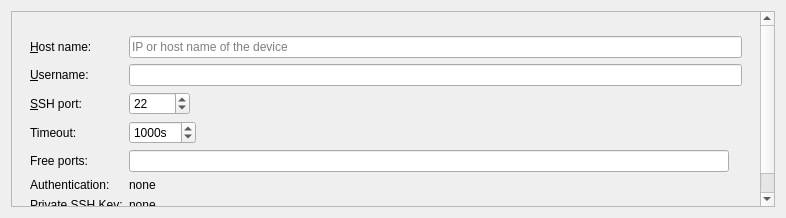
Before: the Qt Designer form src/plugins/mer/merhardwaredevicewidget.ui in sailfishos/sailfish-qtcreator, drawn with Qt 5.
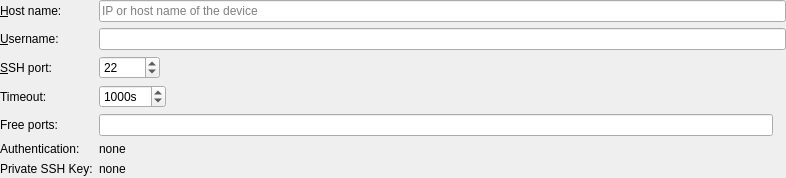
After: the same form once the commit is applied.

Commit message:
Mer: Cleanup UI forms
Eliminate redundant/annoying scroll areas, allow to line-wrap possibly
long file paths, remove extra spacing, remove redundant widgets, cleanup
layouting to allow proper geometry calculations, make wizards less
shaky, ...

```diff
--- a/src/plugins/mer/merhardwaredevicewidget.ui
+++ b/src/plugins/mer/merhardwaredevicewidget.ui
@@ -7,44 +7,26 @@
     <x>0</x>
     <y>0</y>
     <width>786</width>
-    <height>218</height>
+    <height>178</height>
    </rect>
   </property>
   <property name="windowTitle">
    <string>Form</string>
   </property>
-  <layout class="QVBoxLayout" name="verticalLayout">
-   <item>
-    <widget class="QScrollArea" name="scrollArea">
-     <property name="widgetResizable">
-      <bool>true</bool>
-     </property>
-     <widget class="QWidget" name="scrollAreaWidgetContents">
-      <property name="geometry">
-       <rect>
-        <x>0</x>
-        <y>-3</y>
-        <width>757</width>
-        <height>207</height>
-       </rect>
-      </property>
-      <layout class="QGridLayout" name="gridLayout_2">
-       <item row="0" column="0">
-        <widget class="QWidget" name="widget" native="true">
          <layout class="QFormLayout" name="formLayout">
-          <property name="fieldGrowthPolicy">
-           <enum>QFormLayout::ExpandingFieldsGrow</enum>
-          </property>
-          <item row="0" column="1">
-           <widget class="QWidget" name="authTypeButtonsWidget" native="true">
-            <layout class="QHBoxLayout" name="horizontalLayout_3">
-             <property name="margin">
+   <property name="leftMargin">
+    <number>0</number>
+   </property>
+   <property name="topMargin">
               <number>0</number>
              </property>
-            </layout>
-           </widget>
-          </item>
-          <item row="1" column="0">
+   <property name="rightMargin">
+    <number>0</number>
+   </property>
+   <property name="bottomMargin">
+    <number>0</number>
+   </property>
+   <item row="0" column="0">
            <widget class="QLabel" name="hostNameLabel">
             <property name="text">
              <string>&amp;Host name:</string>
@@ -54,18 +36,14 @@
             </property>
            </widget>
           </item>
-          <item row="1" column="1">
-           <layout class="QHBoxLayout" name="horizontalLayout_4">
-            <item>
+   <item row="0" column="1">
              <widget class="QLineEdit" name="hostLineEdit">
               <property name="placeholderText">
                <string>IP or host name of the device</string>
               </property>
              </widget>
             </item>
-           </layout>
-          </item>
-          <item row="2" column="0">
+   <item row="1" column="0">
            <widget class="QLabel" name="userNameLabel">
             <property name="text">
              <string>&amp;Username:</string>
@@ -75,14 +53,10 @@
             </property>
            </widget>
           </item>
-          <item row="2" column="1">
-           <layout class="QHBoxLayout" name="horizontalLayout_7">
-            <item>
+   <item row="1" column="1">
              <widget class="QLineEdit" name="userLineEdit"/>
             </item>
-           </layout>
-          </item>
-          <item row="3" column="0">
+   <item row="2" column="0">
            <widget class="QLabel" name="sshPortLabel">
             <property name="text">
              <string>&amp;SSH port:</string>
@@ -92,10 +66,14 @@
             </property>
            </widget>
           </item>
-          <item row="3" column="1">
-           <layout class="QHBoxLayout" name="horizontalLayout_6">
-            <item>
+   <item row="2" column="1">
              <widget class="QSpinBox" name="sshPortSpinBox">
+     <property name="sizePolicy">
+      <sizepolicy hsizetype="Maximum" vsizetype="Fixed">
+       <horstretch>0</horstretch>
+       <verstretch>0</verstretch>
+      </sizepolicy>
+     </property>
               <property name="minimum">
                <number>0</number>
               </property>
@@ -107,22 +85,7 @@
               </property>
              </widget>
             </item>
-            <item>
-             <spacer name="horizontalSpacer_2">
-              <property name="orientation">
-               <enum>Qt::Horizontal</enum>
-              </property>
-              <property name="sizeHint" stdset="0">
-               <size>
-                <width>40</width>
-                <height>20</height>
-               </size>
-              </property>
-             </spacer>
-            </item>
-           </layout>
-          </item>
-          <item row="4" column="0">
+   <item row="3" column="0">
            <widget class="QLabel" name="connectionTimeoutLabel">
             <property name="text">
              <string>Timeout:</string>
@@ -132,10 +95,14 @@
             </property>
            </widget>
           </item>
-          <item row="4" column="1">
-           <layout class="QHBoxLayout" name="horizontalLayout_5">
-            <item>
+   <item row="3" column="1">
              <widget class="QSpinBox" name="timeoutSpinBox">
+     <property name="sizePolicy">
+      <sizepolicy hsizetype="Maximum" vsizetype="Fixed">
+       <horstretch>0</horstretch>
+       <verstretch>0</verstretch>
+      </sizepolicy>
+     </property>
               <property name="suffix">
                <string>s</string>
               </property>
@@ -150,22 +117,7 @@
               </property>
              </widget>
             </item>
-            <item>
-             <spacer name="horizontalSpacer">
-              <property name="orientation">
-               <enum>Qt::Horizontal</enum>
-              </property>
-              <property name="sizeHint" stdset="0">
-               <size>
-                <width>40</width>
-                <height>20</height>
-               </size>
-              </property>
-             </spacer>
-            </item>
-           </layout>
-          </item>
-          <item row="5" column="0">
+   <item row="4" column="0">
            <widget class="QLabel" name="freePortsLabel">
             <property name="text">
              <string>Free ports:</string>
@@ -175,7 +127,7 @@
             </property>
            </widget>
           </item>
-          <item row="5" column="1">
+   <item row="4" column="1">
            <layout class="QHBoxLayout" name="horizontalLayout_2">
             <item>
              <widget class="QLineEdit" name="portsLineEdit">
@@ -193,47 +145,47 @@
             </item>
            </layout>
           </item>
-          <item row="6" column="0">
+   <item row="5" column="0">
            <widget class="QLabel" name="authTypeLabel">
             <property name="text">
              <string>Authentication:</string>
             </property>
            </widget>
           </item>
-          <item row="6" column="1">
-           <layout class="QHBoxLayout" name="horizontalLayout">
-            <item>
+   <item row="5" column="1">
              <widget class="QLabel" name="autheticationTypeLabelEdit">
               <property name="text">
                <string>none</string>
               </property>
-             </widget>
-            </item>
-           </layout>
-          </item>
-          <item row="8" column="0">
+     <property name="textInteractionFlags">
+      <set>Qt::LinksAccessibleByMouse|Qt::TextSelectableByKeyboard|Qt::TextSelectableByMouse</set>
+     </property>
+    </widget>
+   </item>
+   <item row="6" column="0">
            <widget class="QLabel" name="keyLabel">
             <property name="text">
              <string>Private SSH Key:</string>
             </property>
            </widget>
           </item>
-          <item row="8" column="1">
-           <layout class="QHBoxLayout" name="horizontalLayout_8">
-            <item>
+   <item row="6" column="1">
              <widget class="QLabel" name="privateKeyLabelEdit">
+     <property name="sizePolicy">
+      <sizepolicy hsizetype="Ignored" vsizetype="Preferred">
+       <horstretch>0</horstretch>
+       <verstretch>0</verstretch>
+      </sizepolicy>
+     </property>
               <property name="text">
                <string>none</string>
               </property>
-             </widget>
-            </item>
-           </layout>
-          </item>
-         </layout>
-        </widget>
-       </item>
-      </layout>
-     </widget>
+     <property name="wordWrap">
+      <bool>true</bool>
+     </property>
+     <property name="textInteractionFlags">
+      <set>Qt::LinksAccessibleByMouse|Qt::TextSelectableByKeyboard|Qt::TextSelectableByMouse</set>
+     </property>
     </widget>
    </item>
   </layout>
```
Lines whose indentation alone changed are shown as unchanged. The commit also changes 8 other files.
